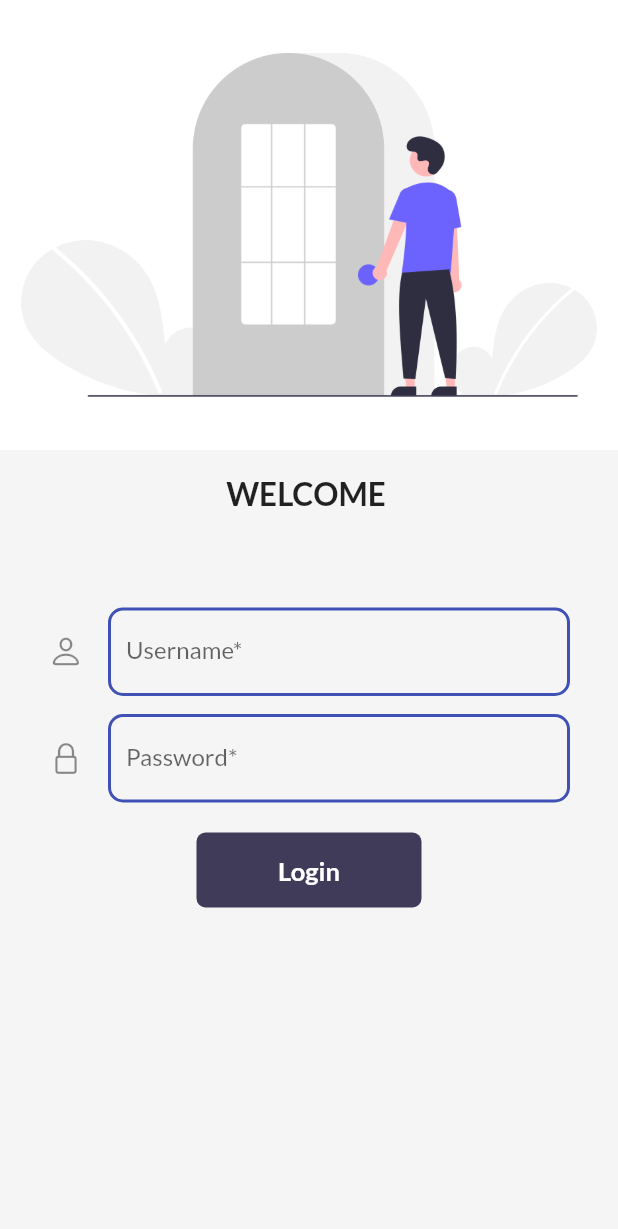
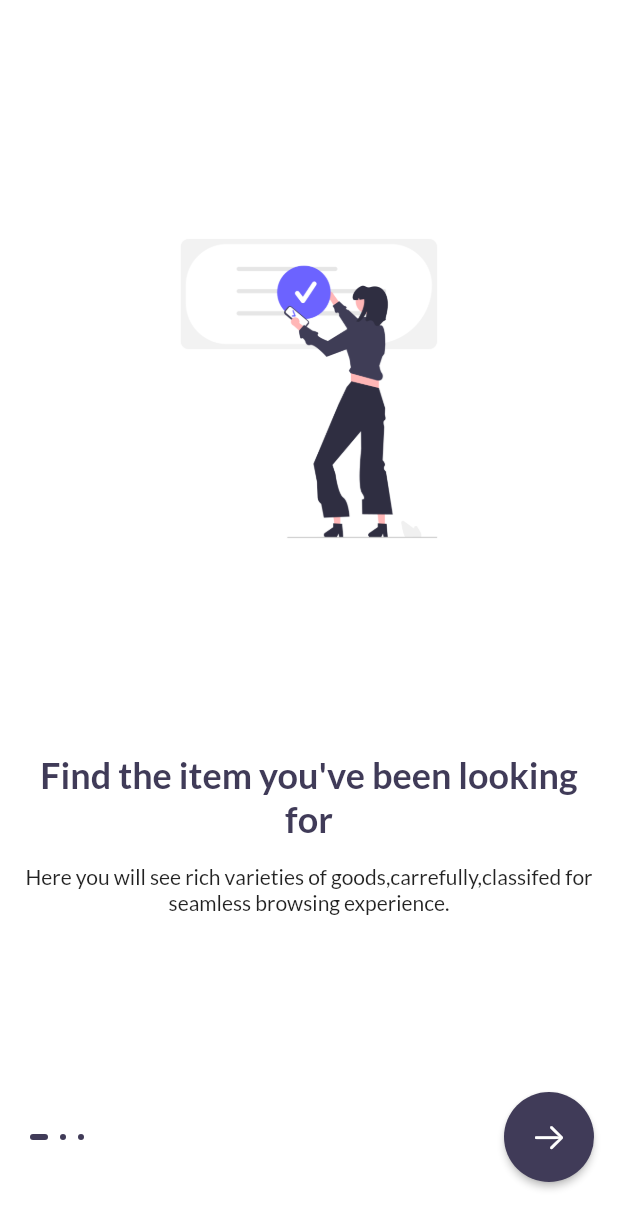
Before and after one commit to AnilKumarSahoo67/MyFlutterDemo, a Flutter app: the screen it shows after launch, on a phone screen of 412 x 824 dp. Shown: the top 1229 px of the screen. Run offline on Flutter 3.47's test engine with Material 2 defaults, Android fonts, the phone set to English and light mode, and no system bars; our stand-ins replace google_fonts, shared_preferences, velocity_x; missing offline and left inert: dart:ffi.

Commit message:
change the ui for login and for dark and light screen

```diff
--- a/lib/main.dart
+++ b/lib/main.dart
@@ -2,6 +2,8 @@ import 'package:flutter/material.dart';
 import 'package:flutter_application_1/pages/cart_page.dart';
 import 'package:flutter_application_1/pages/home_page.dart';
 import 'package:flutter_application_1/pages/login_page.dart';
+import 'package:flutter_application_1/pages/on_boarding_page.dart';
+import 'package:flutter_application_1/pages/splash.dart';
 import 'package:flutter_application_1/utils/MyRoutes.dart';
 import 'package:flutter_application_1/widgets/themes.dart';
 
@@ -21,7 +23,7 @@ class MyApp extends StatelessWidget {
     const py = 3.14;
 
     return MaterialApp(
-      home: const LoginPage(),
+      home: const SplachScreen(),
       themeMode: ThemeMode.system,
       debugShowCheckedModeBanner: true,
       theme: MyThemes.lightTheme(context),
@@ -31,6 +33,7 @@ class MyApp extends StatelessWidget {
         MyRouts.loginRoute: (context) => LoginPage(),
         MyRouts.homeRoute: (context) => HomePage(),
         MyRouts.cartRoutes: (context) => CartPage(),
+        MyRouts.splashRoutes: (context) => SplachScreen()
       },
     );
   }
--- a/lib/pages/cart_page.dart
+++ b/lib/pages/cart_page.dart
@@ -1,4 +1,3 @@
-import 'package:flutter/cupertino.dart';
 import 'package:flutter/material.dart';
 import 'package:flutter_application_1/widgets/themes.dart';
 import 'package:velocity_x/velocity_x.dart';
--- a/lib/pages/home_details_page.dart
+++ b/lib/pages/home_details_page.dart
@@ -1,5 +1,4 @@
 import 'package:flutter/material.dart';
-import 'package:flutter_application_1/widgets/themes.dart';
 import 'package:velocity_x/velocity_x.dart';
 
 import '../models/catalog.dart';
--- a/lib/pages/home_page.dart
+++ b/lib/pages/home_page.dart
@@ -5,7 +5,6 @@ import 'package:flutter_application_1/widgets/drawer.dart';
 import 'package:velocity_x/velocity_x.dart';
 
 import 'package:flutter_application_1/models/catalog.dart';
-import 'package:flutter_application_1/widgets/themes.dart';
 
 import '../widgets/home_widgets/catalog_header.dart';
 import '../widgets/home_widgets/catalog_list.dart';
@@ -33,7 +32,7 @@ class _HomePageState extends State<HomePage> {
       floatingActionButton: FloatingActionButton(
         onPressed: () => Navigator.pushNamed(context, MyRouts.cartRoutes),
         focusColor: context.theme.accentColor,
-        child: Icon(
+        child: const Icon(
           CupertinoIcons.cart,
           color: Colors.white,
         ),
@@ -44,7 +43,7 @@ class _HomePageState extends State<HomePage> {
           padding: Vx.m12,
           child: Column(
             children: [
-              CatalogHeader(),
+              const CatalogHeader(),
               if (dummyList.isNotEmpty && dummyList.length > 2)
                 CatalogList(list: dummyList).py12().expand()
               else
--- /dev/null
+++ b/lib/pages/on_boarding_page.dart
@@ -0,0 +1,202 @@
+// ignore_for_file: public_member_api_docs, sort_constructors_first
+import 'package:flutter/cupertino.dart';
+import 'package:flutter/gestures.dart';
+import 'package:flutter/material.dart';
+import 'package:flutter_application_1/pages/login_page.dart';
+
+import 'package:flutter_application_1/widgets/themes.dart';
+import 'package:velocity_x/velocity_x.dart';
+
+class OnBoardingPage extends StatefulWidget {
+  const OnBoardingPage({super.key});
+
+  @override
+  State<OnBoardingPage> createState() => _OnBoardingPageState();
+}
+
+class _OnBoardingPageState extends State<OnBoardingPage> {
+  late PageController _pageController;
+  int _pageIndicator = 0;
+
+  @override
+  void initState() {
+    _pageController = PageController(initialPage: 0);
+    super.initState();
+  }
+
+  @override
+  void dispose() {
+    _pageController.dispose();
+    super.dispose();
+  }
+
+  @override
+  Widget build(BuildContext context) {
+    return Scaffold(
+        backgroundColor: Colors.white,
+        body: SafeArea(
+            // safe area means the status bar or notification bar
+            child: Padding(
+          padding: const EdgeInsets.all(16.0),
+          child: Column(
+            children: [
+              Expanded(
+                //A widget that expands a child of a Row, Column, or Flex so that the child fills the available space
+                child: PageView.builder(
+                  //view pager
+                  reverse: false,
+                  dragStartBehavior: DragStartBehavior.start,
+                  pageSnapping: false,
+                  controller: _pageController,
+                  onPageChanged: (value) {
+                    setState(() {
+                      _pageIndicator = value;
+                    });
+                  },
+                  itemBuilder: (context, index) => OnBoardingContent(
+                    images: demo_list[index].image,
+                    title: demo_list[index].title,
+                    desc: demo_list[index].desc,
+                  ),
+                  itemCount: demo_list.length,
+                ),
+              ),
+              Row(
+                children: [
+                  ...List.generate(
+                    //generate dummy list
+                    demo_list.length,
+                    (index) => Padding(
+                      padding: const EdgeInsets.all(4.0),
+                      child: DotIndicator(
+                        isActive: index == _pageIndicator,
+                      ),
+                    ),
+                  ),
+                  const Spacer(),
+                  SizedBox(
+                    height: 60,
+                    width: 60,
+                    child: ElevatedButton(
+                        onPressed: () {
+                          _pageIndicator == 2
+                              ? goToLoginPage()
+                              : _pageController.nextPage(
+                                  duration: const Duration(microseconds: 300),
+                                  curve: Curves.linear);
+                        },
+                        style: ElevatedButton.styleFrom(
+                            shape: const CircleBorder(),
+                            backgroundColor: context.theme.buttonColor),
+                        child: const Icon(
+                          CupertinoIcons.arrow_right,
+                          color: Colors.white,
+                        )),
+                  ),
+                ],
+              ),
+              const SizedBox(
+                height: 20.0,
+              )
+            ],
+          ),
+        )));
+  }
+
+  goToLoginPage() async {
+    await Future.delayed(const Duration(milliseconds: 300));
+    Navigator.of(context).pushReplacement(MaterialPageRoute(
+      builder: (context) {
+        return const LoginPage();
+      },
+    ));
+  }
+}
+
+class DotIndicator extends StatelessWidget {
+  const DotIndicator({
+    Key? key,
+    this.isActive = false,
+  }) : super(key: key);
+
+  final bool isActive;
+
+  @override
+  Widget build(BuildContext context) {
+    return Container(
+      height: 4,
+      width: isActive ? 12 : 4,
+      decoration: BoxDecoration(
+          color: MyThemes.darkBluishColor,
+          borderRadius: const BorderRadius.all(Radius.circular(12))),
+    );
+  }
+}
+
+class OnBoard {
+  final String image, title, desc;
+
+  OnBoard({required this.image, required this.title, required this.desc});
+}
+
+final List<OnBoard> demo_list = [
+  OnBoard(
+    image: "assets/images/login_image.png",
+    title: "Find the item you've been looking for",
+    desc:
+        "Here you will see rich varieties of goods,carrefully,classifed for seamless browsing experience. ",
+  ),
+  OnBoard(
+    image: "assets/images/login_image2.png",
+    title: "Find the item you've been looking for",
+    desc:
+        "Here you will see rich varieties of goods,carrefully,classifed for seamless browsing experience. ",
+  ),
+  OnBoard(
+    image: "assets/images/login_image.png",
+    title: "Find the item you've been looking for",
+    desc:
+        "Here you will see rich varieties of goods,carrefully,classifed for seamless browsing experience. ",
+  )
+];
+
+class OnBoardingContent extends StatelessWidget {
+  const OnBoardingContent({
+    Key? key,
+    required this.images,
+    required this.title,
+    required this.desc,
+  }) : super(key: key);
+  final String images;
+  final String title;
+  final String desc;
+
+  @override
+  Widget build(BuildContext context) {
+    return Column(
+      children: [
+        const Spacer(),
+        Image.asset(
+          images,
+          height: 250,
+        ),
+        const Spacer(),
+        Text(title,
+            textAlign: TextAlign.center,
+            style: Theme.of(context).textTheme.headlineSmall!.copyWith(
+                color: MyThemes.darkBluishColor,
+                fontStyle: FontStyle.normal,
+                fontWeight: FontWeight.bold)),
+        const SizedBox(
+          height: 16.0,
+        ),
+        Text(
+          desc,
+          textAlign: TextAlign.center,
+          style: const TextStyle(decoration: TextDecoration.none),
+        ),
+        const Spacer()
+      ],
+    );
+  }
+}
--- a/lib/utils/MyRoutes.dart
+++ b/lib/utils/MyRoutes.dart
@@ -3,4 +3,5 @@ class MyRouts {
   static String loginRoute = "/login";
   static String homeDetailsRoutes = "/details";
   static String cartRoutes = "/cart";
+  static String splashRoutes = "/splash";
 }
--- a/lib/widgets/themes.dart
+++ b/lib/widgets/themes.dart
@@ -11,7 +11,7 @@ class MyThemes {
       fontFamily: GoogleFonts.lato().fontFamily,
       cardColor: Colors.white,
       canvasColor: creamColor,
-      accentColor: Colors.black,
+      accentColor: darkBluishColor,
       buttonColor: darkBluishColor,
       appBarTheme: AppBarTheme(
           color: Colors.white,
@@ -24,7 +24,7 @@ class MyThemes {
       fontFamily: GoogleFonts.lato().fontFamily,
       cardColor: Colors.black,
       canvasColor: darkCreamColor,
-      accentColor: Colors.white,
+      accentColor: creamColor,
       buttonColor: lightBluishColor,
       appBarTheme: AppBarTheme(
         color: Colors.black,
```
Also changed, not shown: lib/pages/login_page.dart (+103 -29 lines), lib/pages/splash.dart (added, +58 -0 lines), lib/widgets/drawer.dart (+65 -23 lines).
